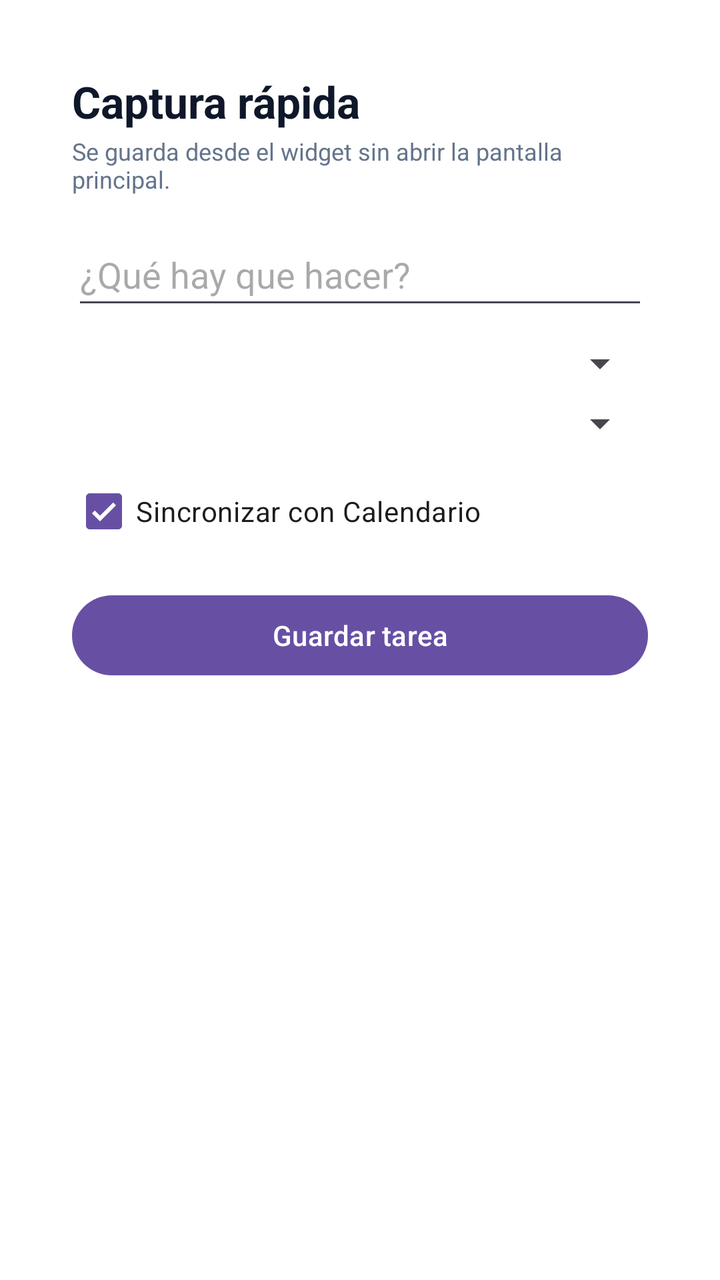
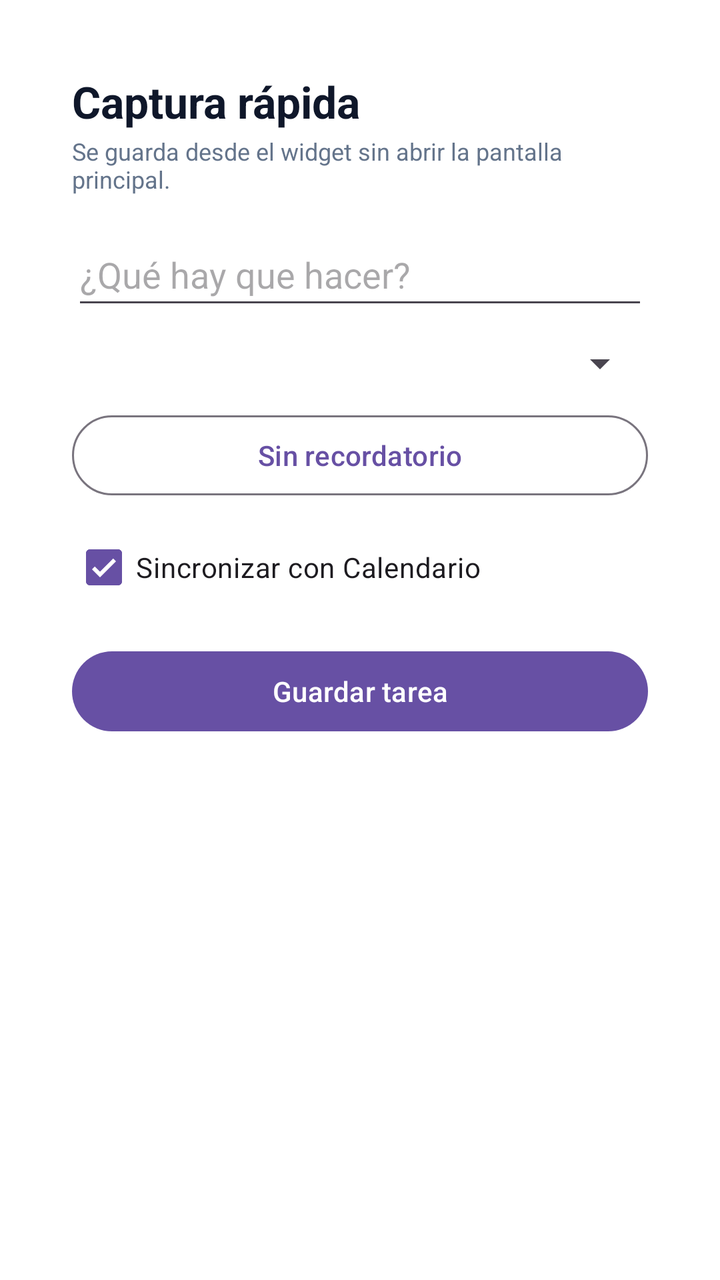

An Android layout rendered at two revisions. The XML below is the earlier revision; the diff shows what the commit changed to produce the second picture.
<!-- AndroidManifest.xml: activity theme QuickAddTheme -->
<!-- res/layout/activity_quick_add.xml -->
<?xml version="1.0" encoding="utf-8"?>
<LinearLayout xmlns:android="http://schemas.android.com/apk/res/android"
    android:layout_width="match_parent"
    android:layout_height="wrap_content"
    android:background="#FFFFFF"
    android:orientation="vertical"
    android:padding="20dp">

    <TextView
        android:id="@+id/quickTitle"
        android:layout_width="match_parent"
        android:layout_height="wrap_content"
        android:text="@string/quick_title"
        android:textColor="#0F172A"
        android:textSize="22sp"
        android:textStyle="bold" />

    <TextView
        android:layout_width="match_parent"
        android:layout_height="wrap_content"
        android:layout_marginTop="2dp"
        android:text="@string/quick_subtitle"
        android:textColor="#64748B"
        android:textSize="12sp" />

    <EditText
        android:id="@+id/quickInput"
        android:layout_width="match_parent"
        android:layout_height="wrap_content"
        android:layout_marginTop="14dp"
        android:hint="@string/quick_hint"
        android:inputType="textCapSentences|textMultiLine"
        android:maxLines="3"
        android:minHeight="48dp" />

    <Spinner
        android:id="@+id/quickQuadrant"
        android:layout_width="match_parent"
        android:layout_height="wrap_content"
        android:layout_marginTop="10dp" />

    <Spinner
        android:id="@+id/quickDue"
        android:layout_width="match_parent"
        android:layout_height="wrap_content"
        android:layout_marginTop="6dp" />

    <CheckBox
        android:id="@+id/quickCalendarCheck"
        android:layout_width="match_parent"
        android:layout_height="wrap_content"
        android:layout_marginTop="8dp"
        android:checked="true"
        android:text="@string/calendar_sync" />

    <Button
        android:id="@+id/quickSave"
        android:layout_width="match_parent"
        android:layout_height="wrap_content"
        android:layout_marginTop="14dp"
        android:text="@string/save_task" />
</LinearLayout>
<!-- resources referenced by this layout -->
<resources>
  <string name="calendar_sync">Sincronizar con Calendario</string>
  <string name="quick_hint">¿Qué hay que hacer?</string>
  <string name="quick_subtitle">Se guarda desde el widget sin abrir la pantalla principal.</string>
  <string name="quick_title">Captura rápida</string>
  <string name="save_task">Guardar tarea</string>
  <style name="QuickAddTheme" parent="Theme.Material3.Light.Dialog.Alert">
          <item name="android:windowIsTranslucent">true</item>
          <item name="android:windowCloseOnTouchOutside">true</item>
      </style>
</resources>

<!-- the commit's change to res/layout/activity_quick_add.xml (unified diff, before → after) -->
@@ -39,11 +39,14 @@
         android:layout_height="wrap_content"
         android:layout_marginTop="10dp" />
 
-    <Spinner
-        android:id="@+id/quickDue"
+    
+    <com.google.android.material.button.MaterialButton
+        android:id="@+id/quickDateBtn"
+        style="@style/Widget.Material3.Button.OutlinedButton"
         android:layout_width="match_parent"
         android:layout_height="wrap_content"
-        android:layout_marginTop="6dp" />
+        android:layout_marginTop="10dp"
+        android:text="Sin recordatorio" />
 
     <CheckBox
         android:id="@+id/quickCalendarCheck"
